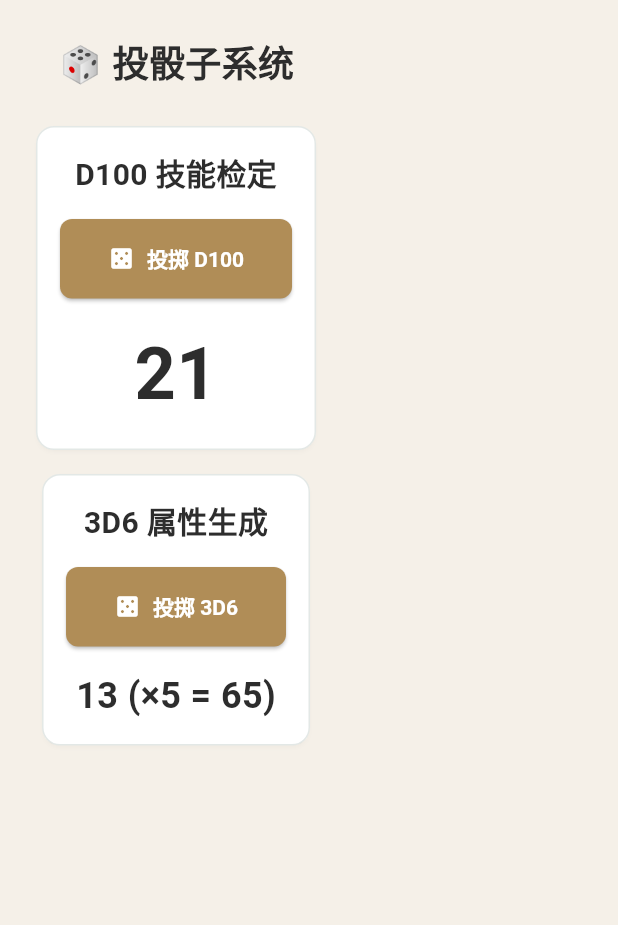
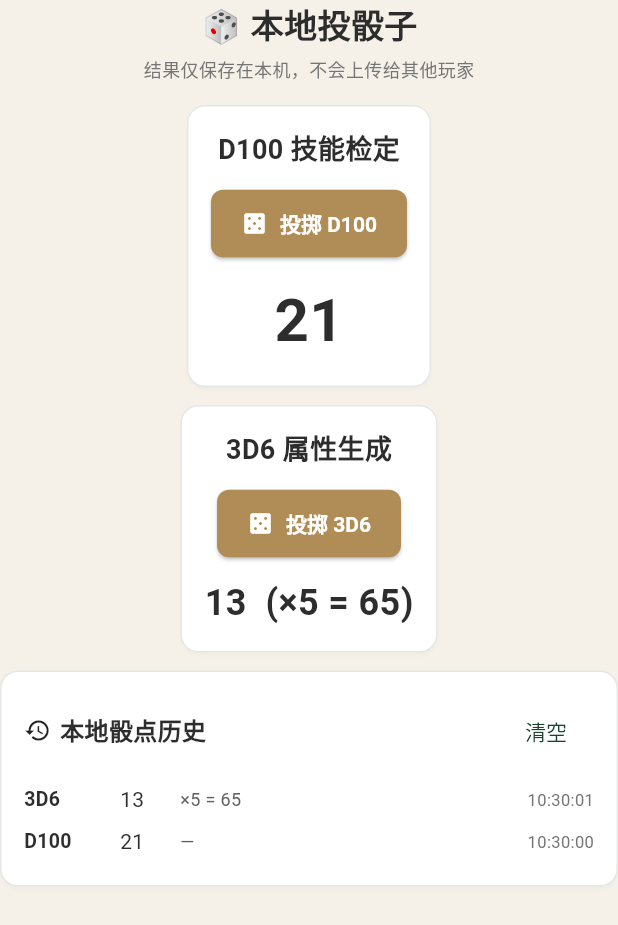
Before and after one commit to YUHUI-YUHUI/coccard, a Flutter app: the DiceRollerWidget widget shown alone on an empty page, opened directly, after a tap on "投掷 D100", after a tap on "投掷 3D6", on a phone screen of 412 x 824 dp. Shown: the top 925 px of the screen. Run offline on Flutter 3.47's test engine with Material 3 defaults, Android fonts, the phone set to English and light mode, and no system bars; our stand-ins replace image_picker, pdf, printing, shared_preferences; accounts and stored records are empty.

Commit message:
feat: 本地骰点历史（D100/3D6 持久化 + 列表展示 + 清空）

```diff
--- /dev/null
+++ b/lib/app/data/dice_roll_record.dart
@@ -0,0 +1,38 @@
+/// 单次本地骰点记录。仅记录在本机，不会上传或同步给其他玩家。
+class DiceRollRecord {
+  /// 骰面类型，例如 'D100' 或 '3D6'。
+  final String diceType;
+
+  /// 结果数值。
+  final int value;
+
+  /// 投骰时间。
+  final DateTime createdAt;
+
+  /// 可选备注（例如 "侦查 70 困难成功"）。
+  final String? note;
+
+  const DiceRollRecord({
+    required this.diceType,
+    required this.value,
+    required this.createdAt,
+    this.note,
+  });
+
+  Map<String, dynamic> toJson() => {
+        'diceType': diceType,
+        'value': value,
+        'createdAt': createdAt.toIso8601String(),
+        if (note != null) 'note': note,
+      };
+
+  factory DiceRollRecord.fromJson(Map<String, dynamic> json) {
+    return DiceRollRecord(
+      diceType: json['diceType'] as String? ?? 'D100',
+      value: json['value'] as int? ?? 0,
+      createdAt: DateTime.tryParse(json['createdAt'] as String? ?? '') ??
+          DateTime.fromMillisecondsSinceEpoch(0),
+      note: json['note'] as String?,
+    );
+  }
+}
--- /dev/null
+++ b/lib/app/setting/dice_history_controller.dart
@@ -0,0 +1,64 @@
+import 'dart:convert';
+
+import 'package:flutter/foundation.dart';
+import 'package:shared_preferences/shared_preferences.dart';
+
+import '../data/dice_roll_record.dart';
+
+/// 本地骰点历史状态。仅保存到本机 SharedPreferences，
+/// 不发起任何网络请求，也不会暴露给其他玩家或设备。
+class DiceHistoryController extends ChangeNotifier {
+  static const String _prefsKey = 'dice_history_local';
+  static const int _maxRecords = 50;
+
+  final SharedPreferences _prefs;
+  List<DiceRollRecord> _records;
+
+  DiceHistoryController({required SharedPreferences prefs})
+      : _prefs = prefs,
+        _records = _load(prefs);
+
+  /// 当前已保存的本地骰点历史（最新在前）。
+  List<DiceRollRecord> get records => List.unmodifiable(_records);
+
+  /// 当前已记录条数。
+  int get length => _records.length;
+
+  /// 新增一条记录。自动裁剪到 [_maxRecords] 条以内。
+  Future<void> addRoll(DiceRollRecord record) async {
+    _records = [record, ..._records];
+    if (_records.length > _maxRecords) {
+      _records = _records.sublist(0, _maxRecords);
+    }
+    notifyListeners();
+    await _persist();
+  }
+
+  /// 清空本地历史。聚合统计（如成长计数）不会受到影响。
+  Future<void> clear() async {
+    if (_records.isEmpty) return;
+    _records = [];
+    notifyListeners();
+    await _prefs.remove(_prefsKey);
+  }
+
+  static List<DiceRollRecord> _load(SharedPreferences prefs) {
+    final raw = prefs.getString(_prefsKey);
+    if (raw == null || raw.isEmpty) return <DiceRollRecord>[];
+    try {
+      final decoded = jsonDecode(raw);
+      if (decoded is! List) return <DiceRollRecord>[];
+      return decoded
+          .whereType<Map<String, dynamic>>()
+          .map(DiceRollRecord.fromJson)
+          .toList();
+    } catch (_) {
+      return <DiceRollRecord>[];
+    }
+  }
+
+  Future<void> _persist() async {
+    final encoded = jsonEncode(_records.map((r) => r.toJson()).toList());
+    await _prefs.setString(_prefsKey, encoded);
+  }
+}
--- a/lib/app/widgets/dice_roller.dart
+++ b/lib/app/widgets/dice_roller.dart
@@ -1,8 +1,15 @@
 import 'dart:math';
+
 import 'package:flutter/material.dart';
+import 'package:provider/provider.dart';
 
+import '../data/dice_roll_record.dart';
+import '../setting/dice_history_controller.dart';
+
+/// 本地投骰工具。结果仅保存在当前设备，不会上传或同步给其他玩家。
 class DiceRollerWidget extends StatefulWidget {
   const DiceRollerWidget({super.key});
+
   @override
   State<DiceRollerWidget> createState() => _DiceRollerWidgetState();
 }
@@ -12,35 +19,196 @@ class _DiceRollerWidgetState extends State<DiceRollerWidget> {
   int _d100Result = 0;
   int _d6Result = 0;
 
+  static const int _historyPreview = 8;
+
+  static String _formatTime(DateTime t) {
+    final local = t.toLocal();
+    String two(int n) => n.toString().padLeft(2, '0');
+    return '${two(local.hour)}:${two(local.minute)}:${two(local.second)}';
+  }
+
   @override
   Widget build(BuildContext context) {
-    return Container(
-      padding: const EdgeInsets.all(24),
-      child: Column(mainAxisSize: MainAxisSize.min, children: [
-        const Text('🎲 投骰子系统', style: TextStyle(fontSize: 24, fontWeight: FontWeight.bold)),
-        const SizedBox(height: 24),
-        Card(child: Padding(padding: const EdgeInsets.all(16), child: Column(children: [
-          const Text('D100 技能检定', style: TextStyle(fontSize: 20, fontWeight: FontWeight.bold)),
+    final history = context.watch<DiceHistoryController>().records;
+    return SizedBox(
+      width: double.maxFinite,
+      child: SingleChildScrollView(
+        child: Column(mainAxisSize: MainAxisSize.min, children: [
+          const Text('🎲 本地投骰子',
+              style: TextStyle(fontSize: 22, fontWeight: FontWeight.bold)),
+          const SizedBox(height: 4),
+          Text(
+            '结果仅保存在本机，不会上传给其他玩家',
+            style: TextStyle(fontSize: 12, color: Colors.grey.shade600),
+          ),
           const SizedBox(height: 16),
-          ElevatedButton.icon(onPressed: _rollD100, icon: const Icon(Icons.casino), label: const Text('投掷 D100'), style: ElevatedButton.styleFrom(padding: const EdgeInsets.symmetric(horizontal: 32, vertical: 16))),
-          if (_d100Result > 0) ...[const SizedBox(height: 16), Text('$_d100Result', style: const TextStyle(fontSize: 48, fontWeight: FontWeight.bold))],
-        ]))),
-        const SizedBox(height: 16),
-        Card(child: Padding(padding: const EdgeInsets.all(16), child: Column(children: [
-          const Text('3D6 属性生成', style: TextStyle(fontSize: 20, fontWeight: FontWeight.bold)),
-          const SizedBox(height: 16),
-          ElevatedButton.icon(onPressed: _roll3D6, icon: const Icon(Icons.casino), label: const Text('投掷 3D6'), style: ElevatedButton.styleFrom(padding: const EdgeInsets.symmetric(horizontal: 32, vertical: 16))),
-          if (_d6Result > 0) ...[const SizedBox(height: 16), Text('$_d6Result (×5 = ${_d6Result * 5})', style: const TextStyle(fontSize: 24, fontWeight: FontWeight.bold))],
-        ]))),
+          Card(
+            child: Padding(
+              padding: const EdgeInsets.all(16),
+              child: Column(children: [
+                const Text('D100 技能检定',
+                    style: TextStyle(fontSize: 18, fontWeight: FontWeight.bold)),
+                const SizedBox(height: 12),
+                ElevatedButton.icon(
+                  onPressed: _rollD100,
+                  icon: const Icon(Icons.casino),
+                  label: const Text('投掷 D100'),
+                ),
+                if (_d100Result > 0) ...[
+                  const SizedBox(height: 12),
+                  Text('$_d100Result',
+                      style: const TextStyle(
+                          fontSize: 40, fontWeight: FontWeight.bold)),
+                ],
+              ]),
+            ),
+          ),
+          const SizedBox(height: 12),
+          Card(
+            child: Padding(
+              padding: const EdgeInsets.all(16),
+              child: Column(children: [
+                const Text('3D6 属性生成',
+                    style: TextStyle(fontSize: 18, fontWeight: FontWeight.bold)),
+                const SizedBox(height: 12),
+                ElevatedButton.icon(
+                  onPressed: _roll3D6,
+                  icon: const Icon(Icons.casino),
+                  label: const Text('投掷 3D6'),
+                ),
+                if (_d6Result > 0) ...[
+                  const SizedBox(height: 12),
+                  Text('$_d6Result  (×5 = ${_d6Result * 5})',
+                      style: const TextStyle(
+                          fontSize: 24, fontWeight: FontWeight.bold)),
+                ],
+              ]),
+            ),
+          ),
+          const SizedBox(height: 12),
+          _buildHistoryCard(history),
+        ]),
+      ),
+    );
+  }
+
+  Widget _buildHistoryCard(List<DiceRollRecord> history) {
+    final preview = history.take(_historyPreview).toList();
+    return Card(
+      child: Padding(
+        padding: const EdgeInsets.all(16),
+        child: Column(crossAxisAlignment: CrossAxisAlignment.stretch, children: [
+          Row(children: [
+            const Icon(Icons.history, size: 18),
+            const SizedBox(width: 6),
+            const Text('本地骰点历史',
+                style: TextStyle(fontSize: 16, fontWeight: FontWeight.bold)),
+            const Spacer(),
+            if (history.isNotEmpty)
+              TextButton(
+                onPressed: _confirmClearHistory,
+                child: const Text('清空'),
+              ),
+          ]),
+          const SizedBox(height: 8),
+          if (preview.isEmpty)
+            Padding(
+              padding: const EdgeInsets.symmetric(vertical: 8),
+              child: Text('暂无本地记录，掷出第一个骰子吧',
+                  style: TextStyle(color: Colors.grey.shade600)),
+            )
+          else
+            ...preview.map((r) => _historyTile(record: r)),
+          if (history.length > _historyPreview)
+            Padding(
+              padding: const EdgeInsets.only(top: 6),
+              child: Text('仅展示最近 $_historyPreview 条，共 ${history.length} 条',
+                  style: TextStyle(fontSize: 11, color: Colors.grey.shade600)),
+            ),
+        ]),
+      ),
+    );
+  }
+
+  Widget _historyTile({required DiceRollRecord record}) {
+    final time = _formatTime(record.createdAt);
+    final note = record.note;
+    return Padding(
+      padding: const EdgeInsets.symmetric(vertical: 4),
+      child: Row(children: [
+        SizedBox(
+          width: 64,
+          child: Text(record.diceType,
+              style:
+                  const TextStyle(fontSize: 13, fontWeight: FontWeight.w600)),
+        ),
+        SizedBox(
+          width: 40,
+          child: Text('${record.value}',
+              style: const TextStyle(fontSize: 14)),
+        ),
+        Expanded(
+          child: Text(
+            note ?? '—',
+            maxLines: 1,
+            overflow: TextOverflow.ellipsis,
+            style: TextStyle(fontSize: 12, color: Colors.grey.shade700),
+          ),
+        ),
+        Text(time, style: TextStyle(fontSize: 11, color: Colors.grey.shade600)),
       ]),
     );
   }
 
+  Future<void> _confirmClearHistory() async {
+    final confirmed = await showDialog<bool>(
+      context: context,
+      builder: (ctx) => AlertDialog(
+        title: const Text('清空本地骰点历史'),
+        content: const Text('将清除本机最近 50 条本地投骰记录，技能成长统计不会受影响。'),
+        actions: [
+          TextButton(
+            onPressed: () => Navigator.pop(ctx, false),
+            child: const Text('取消'),
+          ),
+          TextButton(
+            onPressed: () => Navigator.pop(ctx, true),
+            child: const Text('清空'),
+          ),
+        ],
+      ),
+    );
+    if (confirmed != true || !mounted) return;
+    await context.read<DiceHistoryController>().clear();
+  }
+
   void _rollD100() {
-    setState(() => _d100Result = _random.nextInt(100) + 1);
+    final value = _random.nextInt(100) + 1;
+    setState(() => _d100Result = value);
+    context.read<DiceHistoryController>().addRoll(
+          DiceRollRecord(
+            diceType: 'D100',
+            value: value,
+            createdAt: DateTime.now(),
+          ),
+        );
   }
 
   void _roll3D6() {
-    setState(() => _d6Result = _random.nextInt(6) + 1 + _random.nextInt(6) + 1 + _random.nextInt(6) + 1);
+    final value = _random.nextInt(6) +
+        1 +
+        _random.nextInt(6) +
+        1 +
+        _random.nextInt(6) +
+        1;
+    setState(() => _d6Result = value);
+    context.read<DiceHistoryController>().addRoll(
+          DiceRollRecord(
+            diceType: '3D6',
+            value: value,
+            createdAt: DateTime.now(),
+            note: '×5 = ${value * 5}',
+          ),
+        );
   }
 }
--- a/lib/main.dart
+++ b/lib/main.dart
@@ -14,6 +14,7 @@ import 'app/pages/reference_page.dart';
 import 'app/pages/ai_character_page.dart';
 import 'app/pages/rulebook_reader_page.dart';
 import 'app/setting/check_rule_controller.dart';
+import 'app/setting/dice_history_controller.dart';
 import 'app/setting/theme_controller.dart';
 import 'app/theme/app_theme.dart';
 
@@ -23,6 +24,7 @@ void main() async {
   final characterManager = CharacterManager(prefs: prefs);
   final themeController = ThemeController(prefs: prefs);
   final checkRuleController = CheckRuleController(prefs: prefs);
+  final diceHistoryController = DiceHistoryController(prefs: prefs);
 
   runApp(
     MultiProvider(
@@ -30,6 +32,7 @@ void main() async {
         ChangeNotifierProvider.value(value: characterManager),
         ChangeNotifierProvider.value(value: themeController),
         ChangeNotifierProvider.value(value: checkRuleController),
+        ChangeNotifierProvider.value(value: diceHistoryController),
       ],
       child: const COCCharacterApp(),
     ),
```
Also changed, not shown: 1 other file.
